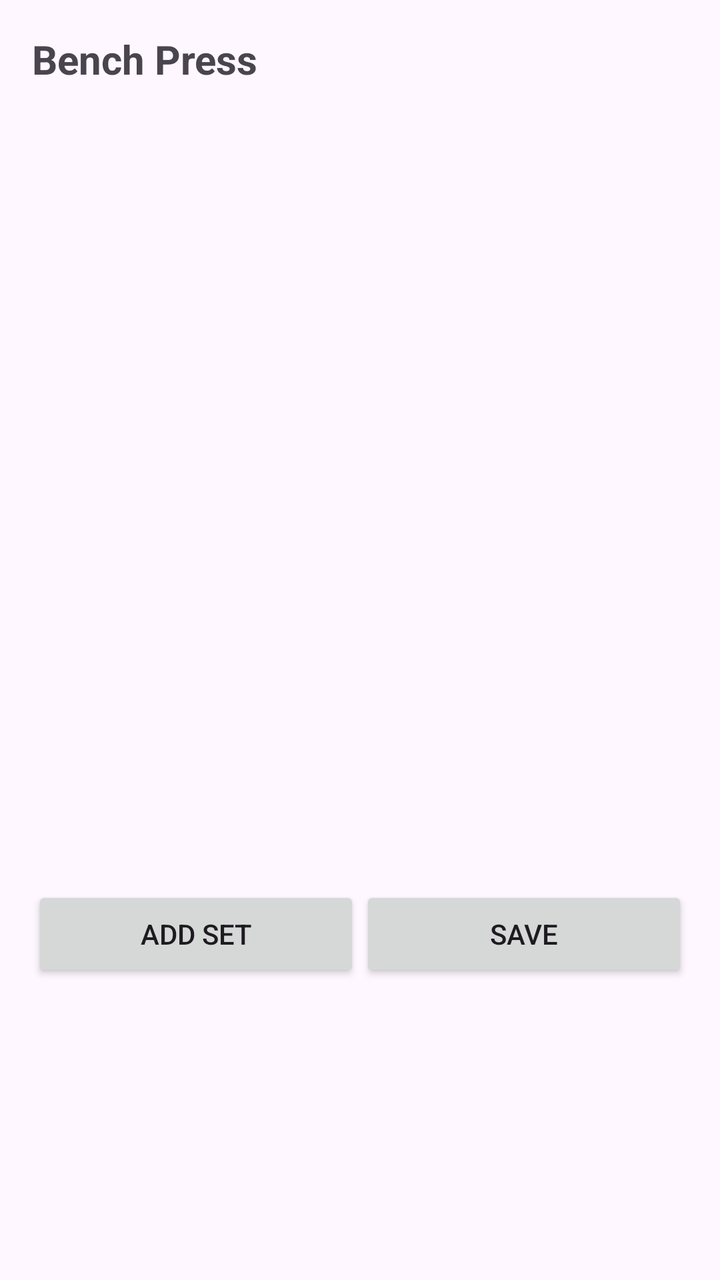
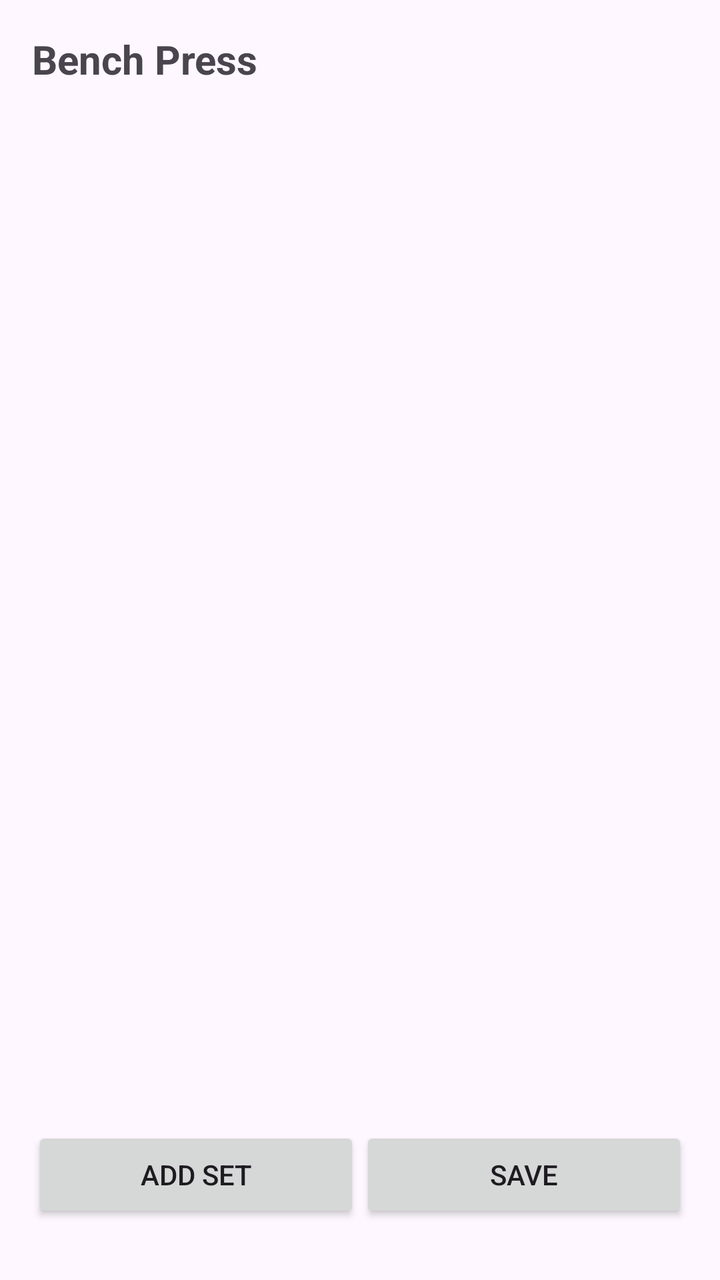

The first picture is an Android layout as it rendered before a commit; the second is the same layout after the commit. The layout source and the unified diff follow.
<!-- AndroidManifest.xml: application theme Theme.GymLoggingApp -->
<!-- res/layout/dialog_edit_exercise.xml -->
<?xml version="1.0" encoding="utf-8"?>
<androidx.constraintlayout.widget.ConstraintLayout xmlns:android="http://schemas.android.com/apk/res/android"
    xmlns:app="http://schemas.android.com/apk/res-auto"
    android:layout_width="match_parent"
    android:layout_height="wrap_content"
    android:padding="16dp">

    <TextView
        android:id="@+id/text_view_exercise_name"
        android:layout_width="wrap_content"
        android:layout_height="wrap_content"
        android:text="Bench Press"
        android:textSize="20sp"
        android:textStyle="bold"
        app:layout_constraintStart_toStartOf="parent"
        app:layout_constraintTop_toTopOf="parent" />


    <androidx.recyclerview.widget.RecyclerView
        android:id="@+id/recycler_view_sets"
        android:layout_width="0dp"
        android:layout_height="400dp"
        android:clipToPadding="false"
        android:nestedScrollingEnabled="true"
        android:overScrollMode="always"
        app:layout_constraintTop_toBottomOf="@id/text_view_exercise_name"
        app:layout_constraintBottom_toTopOf="@id/button_add_set"
        app:layout_constraintStart_toStartOf="parent"
        app:layout_constraintEnd_toEndOf="parent"
        app:layout_constrainedHeight="true"
        />


    <Button
        android:id="@+id/button_add_set"
        android:layout_width="0dp"
        android:layout_height="wrap_content"
        android:text="Add Set"
        app:layout_constraintEnd_toStartOf="@id/button_save_changes"
        app:layout_constraintHorizontal_weight="1"
        app:layout_constraintStart_toStartOf="parent"
        app:layout_constraintTop_toBottomOf="@id/recycler_view_sets" />

    <Button
        android:id="@+id/button_save_changes"
        android:layout_width="0dp"
        android:layout_height="wrap_content"
        android:text="Save"
        app:layout_constraintEnd_toEndOf="parent"
        app:layout_constraintHorizontal_weight="1"
        app:layout_constraintStart_toEndOf="@id/button_add_set"
        app:layout_constraintTop_toBottomOf="@id/recycler_view_sets"

        />

</androidx.constraintlayout.widget.ConstraintLayout>
<!-- resources referenced by this layout -->
<resources>
  <style name="Theme.GymLoggingApp" parent="Base.Theme.GymLoggingApp" />
  <style name="Base.Theme.GymLoggingApp" parent="Theme.Material3.DayNight.NoActionBar">
          
          
      </style>
</resources>

<!-- the commit's change to res/layout/dialog_edit_exercise.xml (unified diff, before → after) -->
@@ -3,7 +3,12 @@
     xmlns:app="http://schemas.android.com/apk/res-auto"
     android:layout_width="match_parent"
     android:layout_height="wrap_content"
-    android:padding="16dp">
+
+    android:descendantFocusability="afterDescendants"
+    android:focusableInTouchMode="true"
+    android:padding="16dp"
+
+    >
 
     <TextView
         android:id="@+id/text_view_exercise_name"
@@ -16,20 +21,32 @@
         app:layout_constraintTop_toTopOf="parent" />
 
 
-    <androidx.recyclerview.widget.RecyclerView
-        android:id="@+id/recycler_view_sets"
+    <ScrollView
+        android:id="@+id/scroll_view_sets"
         android:layout_width="0dp"
-        android:layout_height="400dp"
-        android:clipToPadding="false"
-        android:nestedScrollingEnabled="true"
-        android:overScrollMode="always"
-        app:layout_constraintTop_toBottomOf="@id/text_view_exercise_name"
-        app:layout_constraintBottom_toTopOf="@id/button_add_set"
+        android:layout_height="0dp"
+        android:fillViewport="true"
+        app:layout_constraintBottom_toTopOf="@id/guideline_buttons"
+        app:layout_constraintEnd_toEndOf="parent"
         app:layout_constraintStart_toStartOf="parent"
-        app:layout_constraintEnd_toEndOf="parent"
-        app:layout_constrainedHeight="true"
-        />
+        app:layout_constraintTop_toBottomOf="@id/text_view_exercise_name">
 
+        <LinearLayout
+            android:id="@+id/linear_layout_sets"
+            android:layout_width="match_parent"
+            android:layout_height="wrap_content"
+            android:orientation="vertical"
+            android:padding="8dp" />
+    </ScrollView>
+
+
+    <androidx.constraintlayout.widget.Guideline
+        android:id="@+id/guideline_buttons"
+        android:layout_width="wrap_content"
+        android:layout_height="wrap_content"
+        android:orientation="horizontal"
+        app:layout_constraintGuide_begin="0dp"
+        app:layout_constraintGuide_percent="0.9" />
 
     <Button
         android:id="@+id/button_add_set"
@@ -39,7 +56,7 @@
         app:layout_constraintEnd_toStartOf="@id/button_save_changes"
         app:layout_constraintHorizontal_weight="1"
         app:layout_constraintStart_toStartOf="parent"
-        app:layout_constraintTop_toBottomOf="@id/recycler_view_sets" />
+        app:layout_constraintTop_toBottomOf="@id/guideline_buttons" />
 
     <Button
         android:id="@+id/button_save_changes"
@@ -49,8 +66,6 @@
         app:layout_constraintEnd_toEndOf="parent"
         app:layout_constraintHorizontal_weight="1"
         app:layout_constraintStart_toEndOf="@id/button_add_set"
-        app:layout_constraintTop_toBottomOf="@id/recycler_view_sets"
-
-        />
+        app:layout_constraintTop_toBottomOf="@id/guideline_buttons" />
 
 </androidx.constraintlayout.widget.ConstraintLayout>
